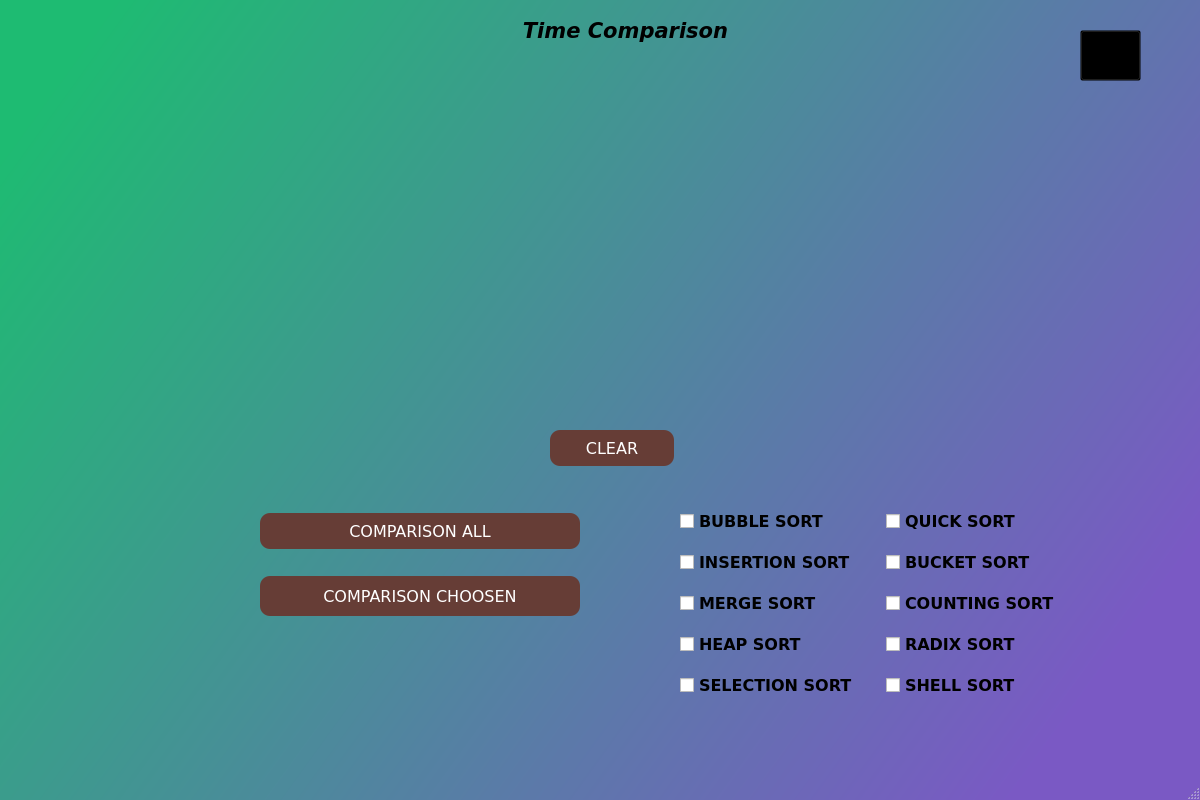
Old version of the form qt_designer_ozan/time_comparison_uiqt.ui in the repository ozan-git/Sorting-Algorithms-Visualisation.
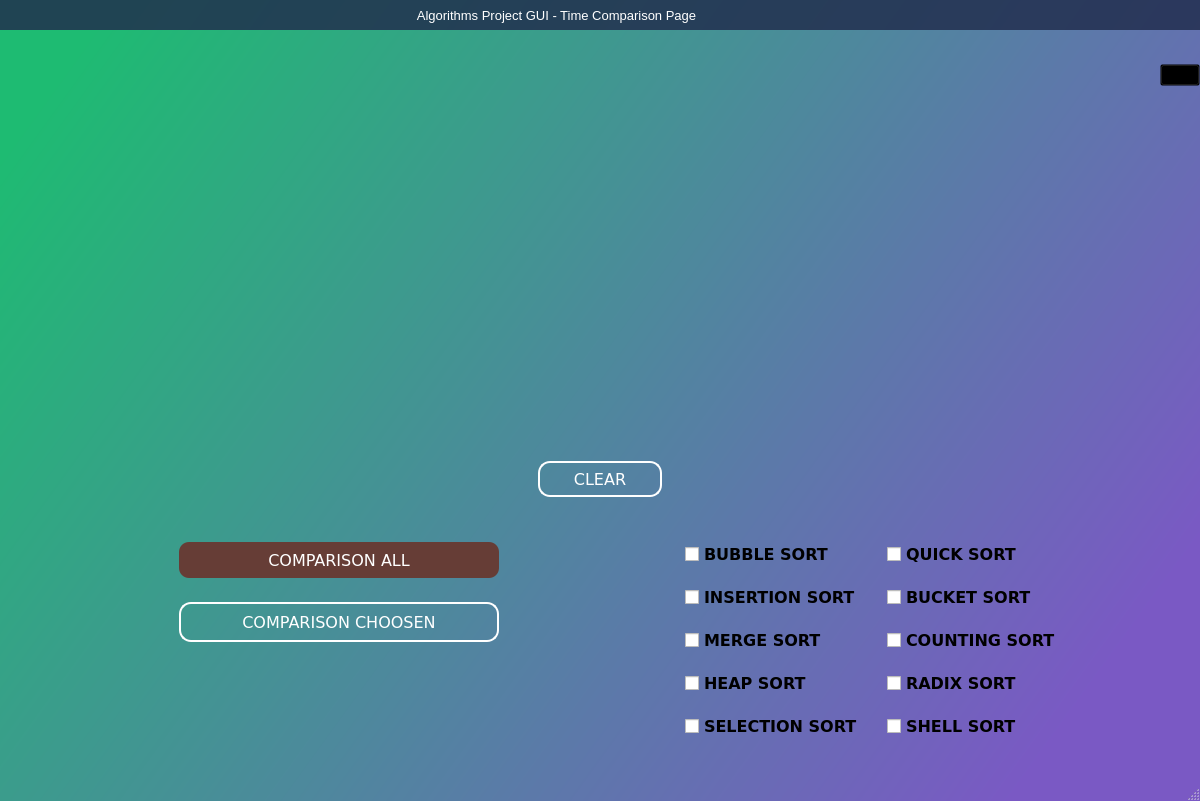
New version of the form. Icons and pictures are not drawn. Custom widgets are drawn as their Qt base class.

Commit message: Custom title bar Widget

Patch:
```diff
--- a/qt_designer_ozan/time_comparison_uiqt.ui
+++ b/qt_designer_ozan/time_comparison_uiqt.ui
@@ -7,7 +7,7 @@
     <x>0</x>
     <y>0</y>
     <width>1200</width>
-    <height>800</height>
+    <height>801</height>
    </rect>
   </property>
   <property name="minimumSize">
@@ -18,8 +18,8 @@
   </property>
   <property name="maximumSize">
    <size>
-    <width>1200</width>
-    <height>900</height>
+    <width>4500</width>
+    <height>4500</height>
    </size>
   </property>
   <property name="windowTitle">
@@ -31,15 +31,413 @@
 }</string>
   </property>
   <widget class="QWidget" name="centralwidget">
+   <layout class="QVBoxLayout" name="verticalLayout_9">
+    <property name="leftMargin">
+     <number>0</number>
+    </property>
+    <property name="topMargin">
+     <number>0</number>
+    </property>
+    <property name="rightMargin">
+     <number>0</number>
+    </property>
+    <property name="bottomMargin">
+     <number>0</number>
+    </property>
+    <item>
+     <widget class="QFrame" name="frame_top">
+      <property name="minimumSize">
+       <size>
+        <width>1180</width>
+        <height>0</height>
+       </size>
+      </property>
+      <property name="maximumSize">
+       <size>
+        <width>16777215</width>
+        <height>60</height>
+       </size>
+      </property>
+      <property name="styleSheet">
+       <string notr="true">background-color: transparent;</string>
+      </property>
+      <property name="frameShape">
+       <enum>QFrame::NoFrame</enum>
+      </property>
+      <property name="frameShadow">
+       <enum>QFrame::Raised</enum>
+      </property>
+      <layout class="QHBoxLayout" name="horizontalLayout_7">
+       <property name="spacing">
+        <number>0</number>
+       </property>
+       <property name="leftMargin">
+        <number>0</number>
+       </property>
+       <property name="topMargin">
+        <number>0</number>
+       </property>
+       <property name="rightMargin">
+        <number>0</number>
+       </property>
+       <property name="bottomMargin">
+        <number>0</number>
+       </property>
+       <item>
+        <widget class="QFrame" name="frame_top_right">
+         <property name="styleSheet">
+          <string notr="true">background: transparent;</string>
+         </property>
+         <property name="frameShape">
+          <enum>QFrame::NoFrame</enum>
+         </property>
+         <property name="frameShadow">
+          <enum>QFrame::Raised</enum>
+         </property>
+         <layout class="QVBoxLayout" name="verticalLayout_4">
+          <property name="spacing">
+           <number>0</number>
+          </property>
+          <property name="leftMargin">
+           <number>0</number>
+          </property>
+          <property name="topMargin">
+           <number>0</number>
+          </property>
+          <property name="rightMargin">
+           <number>0</number>
+          </property>
+          <property name="bottomMargin">
+           <number>0</number>
+          </property>
+          <item>
+           <widget class="QFrame" name="frame_top_btns">
+            <property name="maximumSize">
+             <size>
+              <width>16777215</width>
+              <height>30</height>
+             </size>
+            </property>
+            <property name="styleSheet">
+             <string notr="true">background-color: rgba(33, 45, 76, 150);</string>
+            </property>
+            <property name="frameShape">
+             <enum>QFrame::NoFrame</enum>
+            </property>
+            <property name="frameShadow">
+             <enum>QFrame::Raised</enum>
+            </property>
+            <layout class="QHBoxLayout" name="horizontalLayout_8">
+             <property name="spacing">
+              <number>0</number>
+             </property>
+             <property name="leftMargin">
+              <number>0</number>
+             </property>
+             <property name="topMargin">
+              <number>0</number>
+             </property>
+             <property name="rightMargin">
+              <number>0</number>
+             </property>
+             <property name="bottomMargin">
+              <number>0</number>
+             </property>
+             <item>
+              <widget class="QFrame" name="frame_label_top_btns">
+               <property name="minimumSize">
+                <size>
+                 <width>0</width>
+                 <height>30</height>
+                </size>
+               </property>
+               <property name="frameShape">
+                <enum>QFrame::NoFrame</enum>
+               </property>
+               <property name="frameShadow">
+                <enum>QFrame::Raised</enum>
+               </property>
+               <layout class="QHBoxLayout" name="horizontalLayout_10">
+                <property name="spacing">
+                 <number>0</number>
+                </property>
+                <property name="leftMargin">
+                 <number>8</number>
+                </property>
+                <property name="topMargin">
+                 <number>0</number>
+                </property>
+                <property name="rightMargin">
+                 <number>10</number>
+                </property>
+                <property name="bottomMargin">
+                 <number>0</number>
+                </property>
+                <item>
+                 <widget class="QFrame" name="frame_icon_top_bar">
+                  <property name="minimumSize">
+                   <size>
+                    <width>0</width>
+                    <height>30</height>
+                   </size>
+                  </property>
+                  <property name="maximumSize">
+                   <size>
+                    <width>30</width>
+                    <height>30</height>
+                   </size>
+                  </property>
+                  <property name="styleSheet">
+                   <string notr="true">background: transparent;
+image: url(:/images/images/shutter_speed_white_24dp.svg);
+background-position: center;
+background-repeat: no-repeat;</string>
+                  </property>
+                  <property name="frameShape">
+                   <enum>QFrame::StyledPanel</enum>
+                  </property>
+                  <property name="frameShadow">
+                   <enum>QFrame::Raised</enum>
+                  </property>
+                 </widget>
+                </item>
+                <item>
+                 <widget class="QLabel" name="label_title_bar_top">
+                  <property name="minimumSize">
+                   <size>
+                    <width>0</width>
+                    <height>30</height>
+                   </size>
+                  </property>
+                  <property name="font">
+                   <font>
+                    <family>Segoe UI</family>
+                    <pointsize>10</pointsize>
+                    <weight>50</weight>
+                    <bold>false</bold>
+                   </font>
+                  </property>
+                  <property name="styleSheet">
+                   <string notr="true">background: transparent;
+margin-left: 5px;
+color: rgb(255, 255, 255);</string>
+                  </property>
+                  <property name="text">
+                   <string>Algorithms Project GUI - Time Comparison Page</string>
+                  </property>
+                  <property name="alignment">
+                   <set>Qt::AlignCenter</set>
+                  </property>
+                 </widget>
+                </item>
+               </layout>
+               <zorder>label_title_bar_top</zorder>
+               <zorder>frame_icon_top_bar</zorder>
+              </widget>
+             </item>
+             <item>
+              <widget class="QFrame" name="frame_btns_right">
+               <property name="maximumSize">
+                <size>
+                 <width>120</width>
+                 <height>16777215</height>
+                </size>
+               </property>
+               <property name="frameShape">
+                <enum>QFrame::NoFrame</enum>
+               </property>
+               <property name="frameShadow">
+                <enum>QFrame::Raised</enum>
+               </property>
+               <layout class="QHBoxLayout" name="horizontalLayout_9">
+                <property name="spacing">
+                 <number>0</number>
+                </property>
+                <property name="leftMargin">
+                 <number>0</number>
+                </property>
+                <property name="topMargin">
+                 <number>0</number>
+                </property>
+                <property name="rightMargin">
+                 <number>0</number>
+                </property>
+                <property name="bottomMargin">
+                 <number>0</number>
+                </property>
+                <item>
+                 <widget class="QPushButton" name="btn_minimize">
+                  <property name="sizePolicy">
+                   <sizepolicy hsizetype="Minimum" vsizetype="Expanding">
+                    <horstretch>0</horstretch>
+                    <verstretch>0</verstretch>
+                   </sizepolicy>
+                  </property>
+                  <property name="minimumSize">
+                   <size>
+                    <width>0</width>
+                    <height>30</height>
+                   </size>
+                  </property>
+                  <property name="toolTip">
+                   <string>Minimize</string>
+                  </property>
+                  <property name="styleSheet">
+                   <string notr="true">QPushButton {	
+	border: none;
+	background-color: transparent;
+}
+QPushButton:hover {
+	background-color: rgb(44, 49, 60)
+}
+QPushButton:pressed {	
+	background-color: rgb(85, 170, 255);
+}</string>
+                  </property>
+                  <property name="text">
+                   <string/>
+                  </property>
+                  <property name="icon">
+                   <iconset>
+                    <normaloff>../images/minimize_white_24dp.svg</normaloff>../images/minimize_white_24dp.svg</iconset>
+                  </property>
+                 </widget>
+                </item>
+                <item>
+                 <widget class="QPushButton" name="btn_maximize_restore">
+                  <property name="sizePolicy">
+                   <sizepolicy hsizetype="Minimum" vsizetype="Expanding">
+                    <horstretch>0</horstretch>
+                    <verstretch>0</verstretch>
+                   </sizepolicy>
+                  </property>
+                  <property name="minimumSize">
+                   <size>
+                    <width>0</width>
+                    <height>30</height>
+                   </size>
+                  </property>
+                  <property name="toolTip">
+                   <string>Maximize</string>
+                  </property>
+                  <property name="styleSheet">
+                   <string notr="true">QPushButton {	
+	border: none;
+	background-color: transparent;
+}
+QPushButton:hover {
+	background-color: rgb(44, 49, 60)
+}
+QPushButton:pressed {	
+	background-color: rgb(85, 170, 255);
+}</string>
+                  </property>
+                  <property name="text">
+                   <string/>
+                  </property>
+                  <property name="icon">
+                   <iconset>
+                    <normaloff>../images/open_in_full_white_24dp.svg</normaloff>../images/open_in_full_white_24dp.svg</iconset>
+                  </property>
+                 </widget>
+                </item>
+                <item>
+                 <widget class="QPushButton" name="btn_close">
+                  <property name="sizePolicy">
+                   <sizepolicy hsizetype="Minimum" vsizetype="Expanding">
+                    <horstretch>0</horstretch>
+                    <verstretch>0</verstretch>
+                   </sizepolicy>
+                  </property>
+                  <property name="minimumSize">
+                   <size>
+                    <width>0</width>
+                    <height>30</height>
+                   </size>
+                  </property>
+                  <property name="toolTip">
+                   <string>Close</string>
+                  </property>
+                  <property name="styleSheet">
+                   <string notr="true">QPushButton {	
+	border: none;
+	background-color: transparent;
+}
+QPushButton:hover {
+	background-color: rgb(44, 49, 60)
+}
+QPushButton:pressed {	
+	background-color: rgb(85, 170, 255);
+}</string>
+                  </property>
+                  <property name="text">
+                   <string/>
+                  </property>
+                  <property name="icon">
+                   <iconset>
+                    <normaloff>../images/close_white_24dp.svg</normaloff>../images/close_white_24dp.svg</iconset>
+                  </property>
+                 </widget>
+                </item>
+               </layout>
+               <zorder>btn_minimize</zorder>
+               <zorder>btn_close</zorder>
+               <zorder>btn_maximize_restore</zorder>
+              </widget>
+             </item>
+            </layout>
+           </widget>
+          </item>
+          <item>
+           <spacer name="verticalSpacer_6">
+            <property name="orientation">
+             <enum>Qt::Vertical</enum>
+            </property>
+            <property name="sizeHint" stdset="0">
+             <size>
+              <width>20</width>
+              <height>40</height>
+             </size>
+            </property>
+           </spacer>
+          </item>
+         </layout>
+        </widget>
+       </item>
+      </layout>
+     </widget>
+    </item>
+    <item>
+     <layout class="QVBoxLayout" name="verticalLayout_8">
+      <item>
+       <layout class="QHBoxLayout" name="horizontalLayout_2">
+        <item>
+         <spacer name="horizontalSpacer">
+          <property name="orientation">
+           <enum>Qt::Horizontal</enum>
+          </property>
+          <property name="sizeHint" stdset="0">
+           <size>
+            <width>40</width>
+            <height>20</height>
+           </size>
+          </property>
+         </spacer>
+        </item>
+        <item>
+         <widget class="MplSort" name="MplSort" native="true">
+          <property name="minimumSize">
+           <size>
+            <width>901</width>
+            <height>351</height>
+           </size>
+          </property>
+         </widget>
+        </item>
+        <item>
+         <layout class="QVBoxLayout" name="verticalLayout_5">
+          <item>
    <widget class="QPushButton" name="back_btn">
-    <property name="geometry">
-     <rect>
-      <x>1080</x>
-      <y>30</y>
-      <width>61</width>
-      <height>51</height>
-     </rect>
-    </property>
     <property name="toolTip">
      <string>Back To Menu</string>
     </property>
@@ -60,25 +458,54 @@
      </size>
     </property>
    </widget>
-   <widget class="MplSort" name="MplSort" native="true">
-    <property name="geometry">
-     <rect>
-      <x>140</x>
-      <y>60</y>
-      <width>901</width>
-      <height>351</height>
-     </rect>
-    </property>
-   </widget>
+          </item>
+          <item>
+           <spacer name="verticalSpacer">
+            <property name="orientation">
+             <enum>Qt::Vertical</enum>
+            </property>
+            <property name="sizeHint" stdset="0">
+             <size>
+              <width>20</width>
+              <height>40</height>
+             </size>
+            </property>
+           </spacer>
+          </item>
+         </layout>
+        </item>
+       </layout>
+      </item>
+      <item>
+       <spacer name="verticalSpacer_4">
+        <property name="orientation">
+         <enum>Qt::Vertical</enum>
+        </property>
+        <property name="sizeHint" stdset="0">
+         <size>
+          <width>20</width>
+          <height>40</height>
+         </size>
+        </property>
+       </spacer>
+      </item>
+      <item>
+       <layout class="QHBoxLayout" name="horizontalLayout_3">
+        <item>
+         <spacer name="horizontalSpacer_2">
+          <property name="orientation">
+           <enum>Qt::Horizontal</enum>
+          </property>
+          <property name="sizeHint" stdset="0">
+           <size>
+            <width>40</width>
+            <height>20</height>
+           </size>
+          </property>
+         </spacer>
+        </item>
+        <item>
    <widget class="QPushButton" name="clear_btn">
-    <property name="geometry">
-     <rect>
-      <x>550</x>
-      <y>430</y>
-      <width>124</width>
-      <height>36</height>
-     </rect>
-    </property>
     <property name="minimumSize">
      <size>
       <width>124</width>
@@ -101,49 +528,214 @@
     </property>
     <property name="styleSheet">
      <string notr="true">#clear_btn{
-background-color: rgb(102, 61, 54);
-border-radius: 10px ;
-color: white;}
+border-radius: 12px;
+border: 2px solid white;
+background-color: rgb(f, f, f);
+color: white;
+}
 
 #clear_btn:hover{
-background-color:qlineargradient(spread:pad, x1:0, y1:0, x2:0.625, y2:0.761, stop:0 rgba(48, 33, 14, 255), stop:1 rgba(0, 108, 80, 255));
-}</string>
+background-color:
+qlineargradient(spread:pad, x1:0, y1:0, x2:0.625, y2:0.761, stop:0 rgba(48, 33, 14, 255), stop:1 rgba(0, 108, 80, 255));
+}
+</string>
     </property>
     <property name="text">
      <string>CLEAR</string>
     </property>
    </widget>
-   <widget class="QLabel" name="label_5">
-    <property name="geometry">
-     <rect>
-      <x>450</x>
-      <y>10</y>
-      <width>351</width>
-      <height>41</height>
-     </rect>
-    </property>
+        </item>
+        <item>
+         <spacer name="horizontalSpacer_3">
+          <property name="orientation">
+           <enum>Qt::Horizontal</enum>
+          </property>
+          <property name="sizeHint" stdset="0">
+           <size>
+            <width>40</width>
+            <height>20</height>
+           </size>
+          </property>
+         </spacer>
+        </item>
+       </layout>
+      </item>
+      <item>
+       <spacer name="verticalSpacer_3">
+        <property name="orientation">
+         <enum>Qt::Vertical</enum>
+        </property>
+        <property name="sizeHint" stdset="0">
+         <size>
+          <width>20</width>
+          <height>40</height>
+         </size>
+        </property>
+       </spacer>
+      </item>
+      <item>
+       <layout class="QHBoxLayout" name="horizontalLayout_5">
+        <item>
+         <spacer name="horizontalSpacer_7">
+          <property name="orientation">
+           <enum>Qt::Horizontal</enum>
+          </property>
+          <property name="sizeHint" stdset="0">
+           <size>
+            <width>40</width>
+            <height>20</height>
+           </size>
+          </property>
+         </spacer>
+        </item>
+        <item>
+         <layout class="QVBoxLayout" name="verticalLayout_6">
+          <item>
+           <layout class="QHBoxLayout" name="horizontalLayout_4">
+            <item>
+             <spacer name="horizontalSpacer_4">
+              <property name="orientation">
+               <enum>Qt::Horizontal</enum>
+              </property>
+              <property name="sizeHint" stdset="0">
+               <size>
+                <width>40</width>
+                <height>20</height>
+               </size>
+              </property>
+             </spacer>
+            </item>
+            <item>
+             <layout class="QVBoxLayout" name="verticalLayout_3">
+              <property name="spacing">
+               <number>24</number>
+              </property>
+              <item>
+               <widget class="QPushButton" name="comparisonall_button">
+                <property name="minimumSize">
+                 <size>
+                  <width>320</width>
+                  <height>36</height>
+                 </size>
+                </property>
+                <property name="maximumSize">
+                 <size>
+                  <width>320</width>
+                  <height>36</height>
+                 </size>
+                </property>
     <property name="font">
      <font>
       <family>Verdana</family>
       <pointsize>12</pointsize>
-      <weight>75</weight>
-      <bold>true</bold>
-      <kerning>true</kerning>
-     </font>
-    </property>
+                 </font>
+                </property>
+                <property name="styleSheet">
+                 <string notr="true">#comparisonall_button{
+background-color: rgb(102, 61, 54);
+border-radius: 10px ;
+color: white;
+}
+
+#comparisonall_button:hover{
+background-color:qlineargradient(spread:pad, x1:0, y1:0, x2:0.625, y2:0.761, stop:0 rgba(48, 33, 14, 255), stop:1 rgba(0, 108, 80, 255));
+}</string>
+                </property>
     <property name="text">
-     <string>&lt;html&gt;&lt;head/&gt;&lt;body&gt;&lt;p align=&quot;center&quot;&gt;&lt;span style=&quot; font-size:16pt; font-style:italic; color:#000000;&quot;&gt;Time Comparison&lt;/span&gt;&lt;/p&gt;&lt;/body&gt;&lt;/html&gt;</string>
-    </property>
-   </widget>
-   <widget class="QWidget" name="layoutWidget">
-    <property name="geometry">
-     <rect>
-      <x>680</x>
-      <y>510</y>
-      <width>387</width>
-      <height>186</height>
-     </rect>
-    </property>
+                 <string>COMPARISON ALL</string>
+                </property>
+               </widget>
+              </item>
+              <item>
+               <widget class="QPushButton" name="comparisonchoosen_button">
+                <property name="minimumSize">
+                 <size>
+                  <width>320</width>
+                  <height>40</height>
+                 </size>
+                </property>
+                <property name="maximumSize">
+                 <size>
+                  <width>320</width>
+                  <height>40</height>
+                 </size>
+                </property>
+                <property name="font">
+                 <font>
+                  <family>Verdana</family>
+                  <pointsize>12</pointsize>
+                  <weight>50</weight>
+                  <italic>false</italic>
+                  <bold>false</bold>
+                 </font>
+                </property>
+                <property name="styleSheet">
+                 <string notr="true">#comparisonchoosen_button{
+border-radius: 12px;
+border: 2px solid white;
+background-color: rgb(f, f, f);
+color: white;
+}
+
+#comparisonchoosen_button:hover{
+background-color:
+qlineargradient(spread:pad, x1:0, y1:0, x2:0.625, y2:0.761, stop:0 rgba(48, 33, 14, 255), stop:1 rgba(0, 108, 80, 255));
+}
+</string>
+                </property>
+                <property name="text">
+                 <string>COMPARISON CHOOSEN</string>
+                </property>
+               </widget>
+              </item>
+             </layout>
+            </item>
+            <item>
+             <spacer name="horizontalSpacer_5">
+              <property name="orientation">
+               <enum>Qt::Horizontal</enum>
+              </property>
+              <property name="sizeHint" stdset="0">
+               <size>
+                <width>40</width>
+                <height>20</height>
+               </size>
+              </property>
+             </spacer>
+            </item>
+           </layout>
+          </item>
+          <item>
+           <spacer name="verticalSpacer_2">
+            <property name="orientation">
+             <enum>Qt::Vertical</enum>
+            </property>
+            <property name="sizeHint" stdset="0">
+             <size>
+              <width>20</width>
+              <height>40</height>
+             </size>
+            </property>
+           </spacer>
+          </item>
+         </layout>
+        </item>
+        <item>
+         <spacer name="horizontalSpacer_8">
+          <property name="orientation">
+           <enum>Qt::Horizontal</enum>
+          </property>
+          <property name="sizeHint" stdset="0">
+           <size>
+            <width>40</width>
+            <height>20</height>
+           </size>
+          </property>
+         </spacer>
+        </item>
+        <item>
+         <layout class="QVBoxLayout" name="verticalLayout_7">
+          <item>
     <layout class="QHBoxLayout" name="horizontalLayout">
      <property name="spacing">
       <number>24</number>
@@ -318,107 +910,40 @@
       </layout>
      </item>
     </layout>
-   </widget>
-   <widget class="QWidget" name="layoutWidget">
-    <property name="geometry">
-     <rect>
-      <x>260</x>
-      <y>510</y>
-      <width>322</width>
-      <height>109</height>
-     </rect>
-    </property>
-    <layout class="QVBoxLayout" name="verticalLayout_3">
-     <property name="spacing">
-      <number>24</number>
-     </property>
+          </item>
      <item>
-      <widget class="QPushButton" name="comparisonall_button">
-       <property name="minimumSize">
-        <size>
-         <width>320</width>
-         <height>36</height>
-        </size>
-       </property>
-       <property name="maximumSize">
+           <spacer name="verticalSpacer_5">
+            <property name="orientation">
+             <enum>Qt::Vertical</enum>
+            </property>
+            <property name="sizeHint" stdset="0">
         <size>
-         <width>320</width>
-         <height>36</height>
-        </size>
-       </property>
-       <property name="font">
-        <font>
-         <family>Verdana</family>
-         <pointsize>12</pointsize>
-        </font>
-       </property>
-       <property name="styleSheet">
-        <string notr="true">#comparisonall_button{
-background-color: rgb(102, 61, 54);
-border-radius: 10px ;
-color: white;
-}
-
-#comparisonall_button:hover{
-background-color:qlineargradient(spread:pad, x1:0, y1:0, x2:0.625, y2:0.761, stop:0 rgba(48, 33, 14, 255), stop:1 rgba(0, 108, 80, 255));
-}</string>
-       </property>
-       <property name="text">
-        <string>COMPARISON ALL</string>
-       </property>
-      </widget>
-     </item>
+              <width>20</width>
+              <height>40</height>
+             </size>
+            </property>
+           </spacer>
+          </item>
+         </layout>
+        </item>
      <item>
-      <widget class="QPushButton" name="comparisonchoosen_button">
-       <property name="minimumSize">
-        <size>
-         <width>320</width>
-         <height>40</height>
-        </size>
-       </property>
-       <property name="maximumSize">
+         <spacer name="horizontalSpacer_6">
+          <property name="orientation">
+           <enum>Qt::Horizontal</enum>
+          </property>
+          <property name="sizeHint" stdset="0">
         <size>
-         <width>320</width>
-         <height>40</height>
-        </size>
-       </property>
-       <property name="font">
-        <font>
-         <family>Verdana</family>
-         <pointsize>12</pointsize>
-         <weight>50</weight>
-         <italic>false</italic>
-         <bold>false</bold>
-        </font>
-       </property>
-       <property name="styleSheet">
-        <string notr="true">#comparisonchoosen_button{
-background-color: rgb(102, 61, 54);
-border-radius: 10px ;
-color: white;
-}
-
-#comparisonchoosen_button:hover{
-background-color:qlineargradient(spread:pad, x1:0, y1:0, x2:0.625, y2:0.761, stop:0 rgba(48, 33, 14, 255), stop:1 rgba(0, 108, 80, 255));
-}</string>
-       </property>
-       <property name="text">
-        <string>COMPARISON CHOOSEN</string>
-       </property>
-      </widget>
-     </item>
-    </layout>
-   </widget>
-  </widget>
-  <widget class="QMenuBar" name="menubar">
-   <property name="geometry">
-    <rect>
-     <x>0</x>
-     <y>0</y>
-     <width>1200</width>
-     <height>21</height>
-    </rect>
-   </property>
+            <width>40</width>
+            <height>20</height>
+           </size>
+          </property>
+         </spacer>
+        </item>
+       </layout>
+      </item>
+     </layout>
+    </item>
+   </layout>
   </widget>
   <widget class="QStatusBar" name="statusbar"/>
  </widget>
```
Left out of the diff: 4 changed lines with no effect on the pictures. Lines whose indentation alone changed are shown as unchanged. The commit also changes 22 other files.
